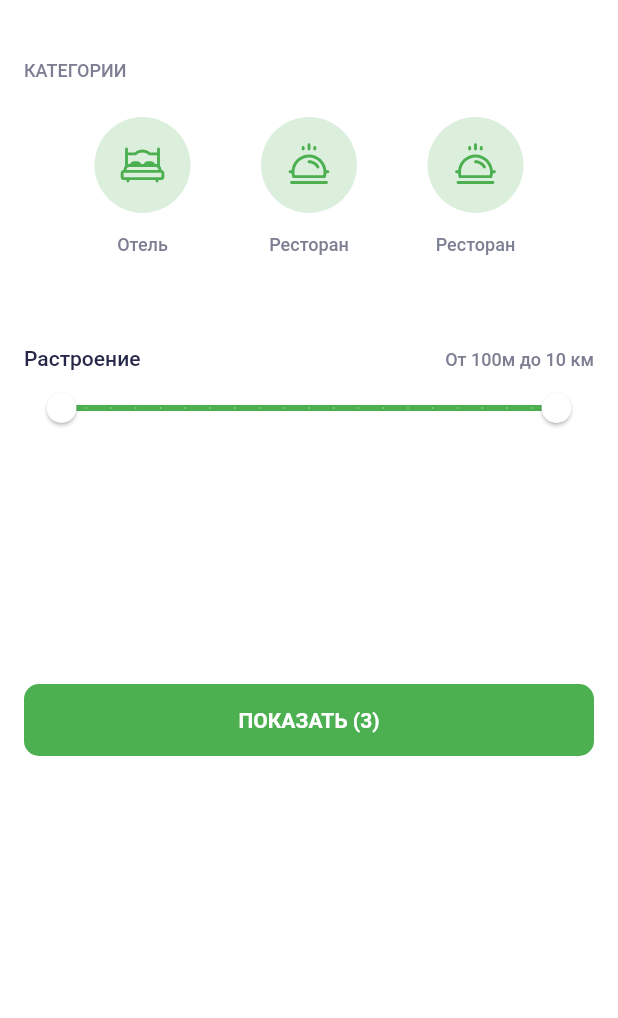
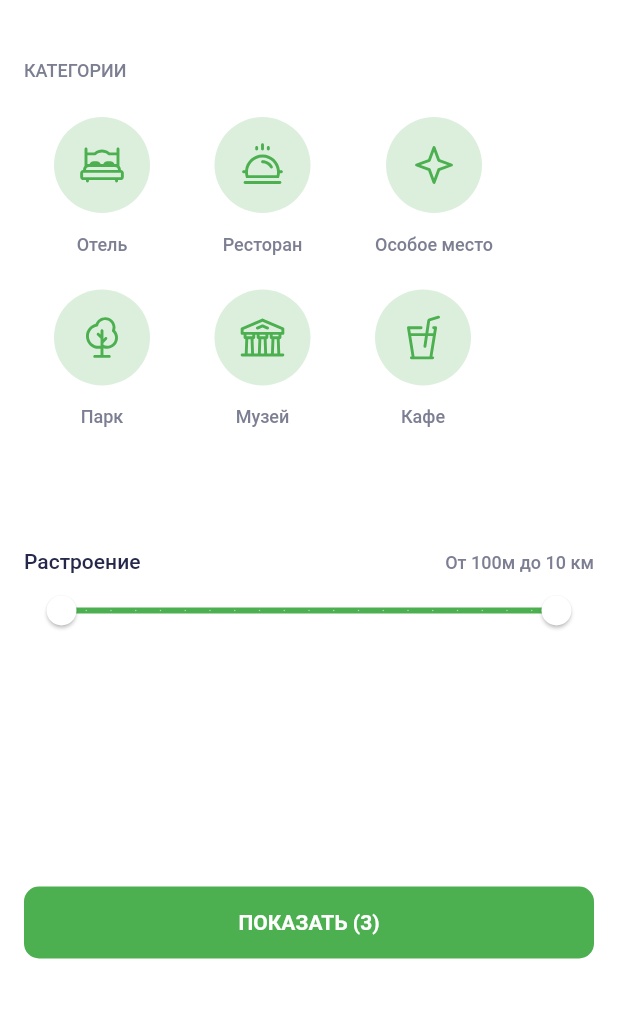
Before and after one commit to bxmeta/places, a Flutter app: the screen it shows after launch, on a phone screen of 412 x 824 dp, the part 63-1081 px from its top. Run offline on Flutter 3.47's test engine with Material 2 defaults, Android fonts, the phone set to English and light mode, and no system bars; our stand-ins replace flutter_svg.

Commit message:
add more filter items

```diff
--- /dev/null
+++ b/lib/domain/place_type.dart
@@ -0,0 +1,9 @@
+class PlaceType {
+  final String name;
+  final String icon;
+
+  PlaceType({
+    required this.name,
+    required this.icon,
+  });
+}
--- a/lib/mocks.dart
+++ b/lib/mocks.dart
@@ -1,4 +1,6 @@
+import 'package:places/domain/place_type.dart';
 import 'package:places/domain/sight.dart';
+import 'package:places/ui/res/app_icons.dart';
 
 final List<Sight> mocks = [
   Sight(
@@ -32,3 +34,31 @@ final List<Sight> mocks = [
     type: 'Собор',
   ),
 ];
+
+final List<PlaceType> placeTypes = [
+  PlaceType(
+    name: 'Отель',
+    icon: AppIcons.appHotel,
+  ),
+  PlaceType(
+    name: 'Ресторан',
+    icon: AppIcons.appRestourant,
+  ),
+  PlaceType(
+    name: 'Особое место',
+    icon: AppIcons.appParticular,
+  ),
+
+  PlaceType(
+    name: 'Парк',
+    icon: AppIcons.appPark,
+  ),
+  PlaceType(
+    name: 'Музей',
+    icon: AppIcons.appMuseum,
+  ),
+  PlaceType(
+    name: 'Кафе',
+    icon: AppIcons.appCafe,
+  ),
+];
--- a/lib/ui/res/app_icons.dart
+++ b/lib/ui/res/app_icons.dart
@@ -14,4 +14,8 @@ class AppIcons {
   static const appChoice = 'res/images/icons/Tick_choice.svg';
   static const appHotel = 'res/images/icons/Hotel.svg';
   static const appRestourant = 'res/images/icons/Restourant.svg';
+  static const appParticular = 'res/images/icons/Particular_place.svg';
+  static const appPark = 'res/images/icons/Park.svg';
+  static const appMuseum = 'res/images/icons/Museum.svg';
+  static const appCafe = 'res/images/icons/Cafe.svg';
 }
--- a/lib/ui/screen/filter_screen.dart
+++ b/lib/ui/screen/filter_screen.dart
@@ -6,6 +6,8 @@ import 'package:places/service/utils.dart';
 import 'package:places/ui/res/app_colors.dart';
 import 'package:places/ui/res/app_icons.dart';
 import 'package:places/ui/res/app_strings.dart';
+import 'package:places/ui/screen/sight_card.dart';
+import 'package:places/ui/widget/place_type_filter.dart';
 
 import '../../mocks.dart';
 
@@ -102,83 +104,15 @@ class _FilterScreenState extends State<FilterScreen> {
             const SizedBox(
               height: 24,
             ),
-            Row(
-              mainAxisAlignment: MainAxisAlignment.spaceEvenly,
-              children: [
-                Column(
-                  children: [
-                    InkWell(
-                      onTap: () {},
-                      borderRadius: const BorderRadius.all(Radius.circular(40)),
-                      child: Ink(
-                        padding: EdgeInsets.all(16),
-                        decoration: const BoxDecoration(
-                          borderRadius: BorderRadius.all(Radius.circular(40)),
-                          color: Color.fromRGBO(76, 175, 80, 0.2),
-                        ),
-                        child: SvgPicture.asset(
-                          AppIcons.appHotel,
-                          width: 32,
-                          height: 32,
-                        ),
-                      ),
-                    ),
-                    const SizedBox(
-                      height: 12,
-                    ),
-                    Text('Отель')
-                  ],
-                ),
-                Column(
-                  children: [
-                    InkWell(
-                      onTap: () {},
-                      borderRadius: const BorderRadius.all(Radius.circular(40)),
-                      child: Ink(
-                        padding: EdgeInsets.all(16),
-                        decoration: const BoxDecoration(
-                          borderRadius: BorderRadius.all(Radius.circular(40)),
-                          color: Color.fromRGBO(76, 175, 80, 0.2),
-                        ),
-                        child: SvgPicture.asset(
-                          AppIcons.appRestourant,
-                          width: 32,
-                          height: 32,
-                        ),
-                      ),
-                    ),
-                    const SizedBox(
-                      height: 12,
-                    ),
-                    Text('Ресторан')
-                  ],
-                ),
-                Column(
-                  children: [
-                    InkWell(
-                      onTap: () {},
-                      borderRadius: const BorderRadius.all(Radius.circular(40)),
-                      child: Ink(
-                        padding: EdgeInsets.all(16),
-                        decoration: const BoxDecoration(
-                          borderRadius: BorderRadius.all(Radius.circular(40)),
-                          color: Color.fromRGBO(76, 175, 80, 0.2),
-                        ),
-                        child: SvgPicture.asset(
-                          AppIcons.appRestourant,
-                          width: 32,
-                          height: 32,
-                        ),
-                      ),
-                    ),
-                    const SizedBox(
-                      height: 12,
-                    ),
-                    Text('Ресторан')
-                  ],
-                ),
-
-              ],
+            Wrap(
+              crossAxisAlignment: WrapCrossAlignment.center,
+              verticalDirection: VerticalDirection.down,
+              runSpacing: 3.0,
+              spacing: 3.0,
+              children: placeTypes
+                  .map((item) => placeTypeFilter(
+                placeType: item,
+              )).toList(),
             ),
             const SizedBox(
               height: 60,
--- /dev/null
+++ b/lib/ui/widget/place_type_filter.dart
@@ -0,0 +1,40 @@
+import 'package:flutter/material.dart';
+import 'package:flutter_svg/flutter_svg.dart';
+import 'package:places/domain/place_type.dart';
+import 'package:places/ui/res/app_icons.dart';
+
+class placeTypeFilter extends StatelessWidget {
+  final PlaceType placeType;
+  const placeTypeFilter({Key? key, required this.placeType}) : super(key: key);
+
+  @override
+  Widget build(BuildContext context) {
+    return  Container(
+      margin: EdgeInsets.only(left: 20, right: 20, bottom: 20),
+      child: Column(
+        children: [
+          InkWell(
+            onTap: () {},
+            borderRadius: const BorderRadius.all(Radius.circular(40)),
+            child: Ink(
+              padding: EdgeInsets.all(16),
+              decoration: const BoxDecoration(
+                borderRadius: BorderRadius.all(Radius.circular(40)),
+                color: Color.fromRGBO(76, 175, 80, 0.2),
+              ),
+              child: SvgPicture.asset(
+                placeType.icon,
+                width: 32,
+                height: 32,
+              ),
+            ),
+          ),
+          const SizedBox(
+            height: 12,
+          ),
+          Text(placeType.name)
+        ],
+      ),
+    );
+  }
+}
```
Also changed, not shown: res/images/icons/Cafe.svg (added), res/images/icons/Museum.svg (added), res/images/icons/Park.svg (added), res/images/icons/Particular_place.svg (added).
